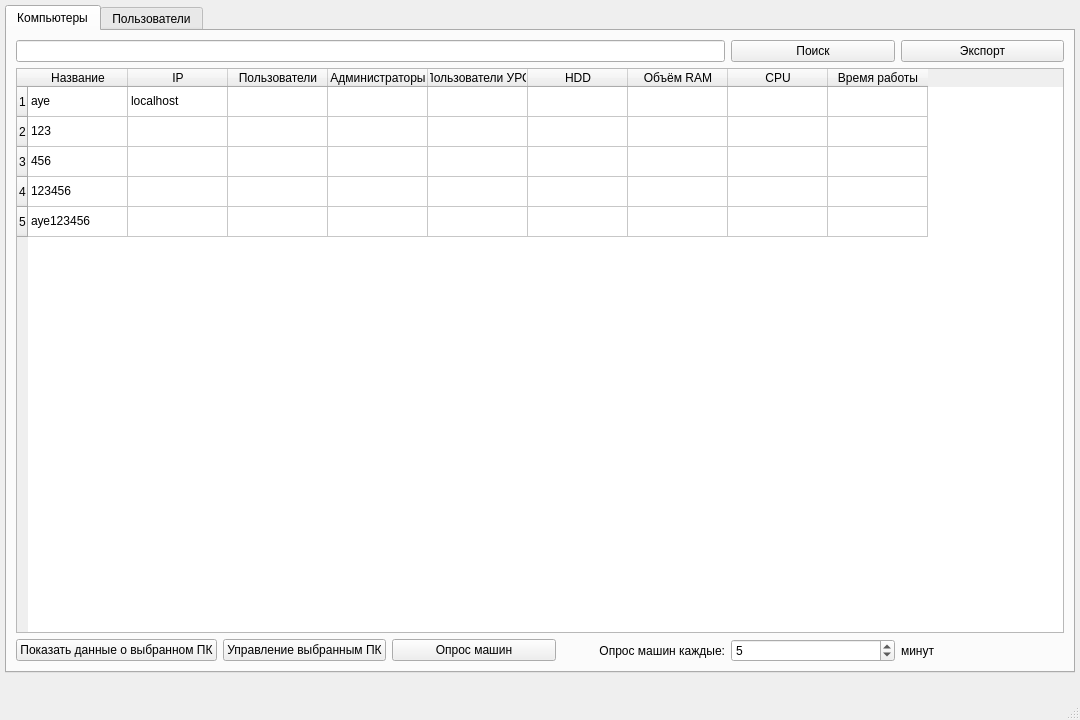
First picture: the form in azot.ui, repository whatever125/azot, before the edit.
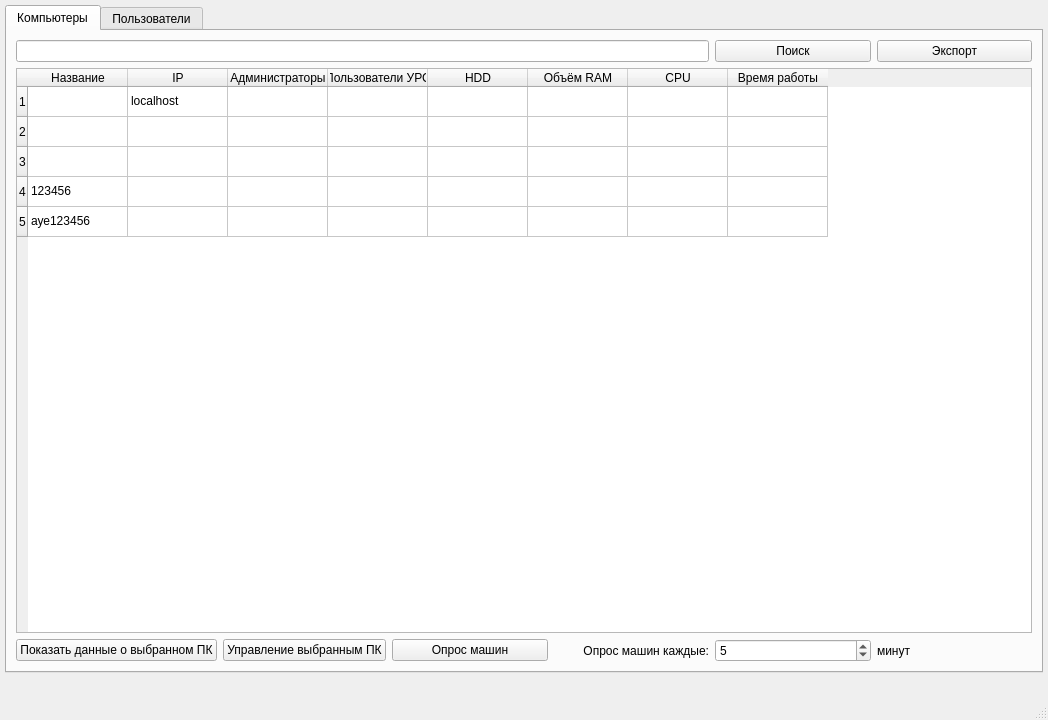
Second picture: the form after the edit. The open tabs and pages were chosen to show the change. Icons and pictures are not drawn.

Commit message: Доработки интерфейса, методов powershell

```diff
--- a/azot.ui
+++ b/azot.ui
@@ -6,7 +6,7 @@
    <rect>
     <x>0</x>
     <y>0</y>
-    <width>1080</width>
+    <width>1048</width>
     <height>720</height>
    </rect>
   </property>
@@ -101,11 +101,6 @@
             <string>IP</string>
            </property>
           </column>
-          <column>
-           <property name="text">
-            <string>Пользователи</string>
-           </property>
-          </column>
           <column>
            <property name="text">
             <string>Администраторы</string>
@@ -138,7 +133,7 @@
           </column>
           <item row="0" column="0">
            <property name="text">
-            <string>ауе</string>
+            <string/>
            </property>
           </item>
           <item row="0" column="1">
@@ -176,14 +171,9 @@
             <string/>
            </property>
           </item>
-          <item row="0" column="8">
-           <property name="text">
-            <string/>
-           </property>
-          </item>
           <item row="1" column="0">
            <property name="text">
-            <string>123</string>
+            <string/>
            </property>
           </item>
           <item row="1" column="1">
@@ -221,14 +211,9 @@
             <string/>
            </property>
           </item>
-          <item row="1" column="8">
-           <property name="text">
-            <string/>
-           </property>
-          </item>
           <item row="2" column="0">
            <property name="text">
-            <string>456</string>
+            <string/>
            </property>
           </item>
           <item row="2" column="1">
@@ -266,11 +251,6 @@
             <string/>
            </property>
           </item>
-          <item row="2" column="8">
-           <property name="text">
-            <string/>
-           </property>
-          </item>
           <item row="3" column="0">
            <property name="text">
             <string>123456</string>
@@ -311,11 +291,6 @@
             <string/>
            </property>
           </item>
-          <item row="3" column="8">
-           <property name="text">
-            <string/>
-           </property>
-          </item>
           <item row="4" column="0">
            <property name="text">
             <string>ауе123456</string>
@@ -356,11 +331,6 @@
             <string/>
            </property>
           </item>
-          <item row="4" column="8">
-           <property name="text">
-            <string/>
-           </property>
-          </item>
          </widget>
         </item>
         <item row="2" column="3">
```
Left out of the diff: 12 changed lines with no effect on the pictures. The commit also changes 3 other files.
